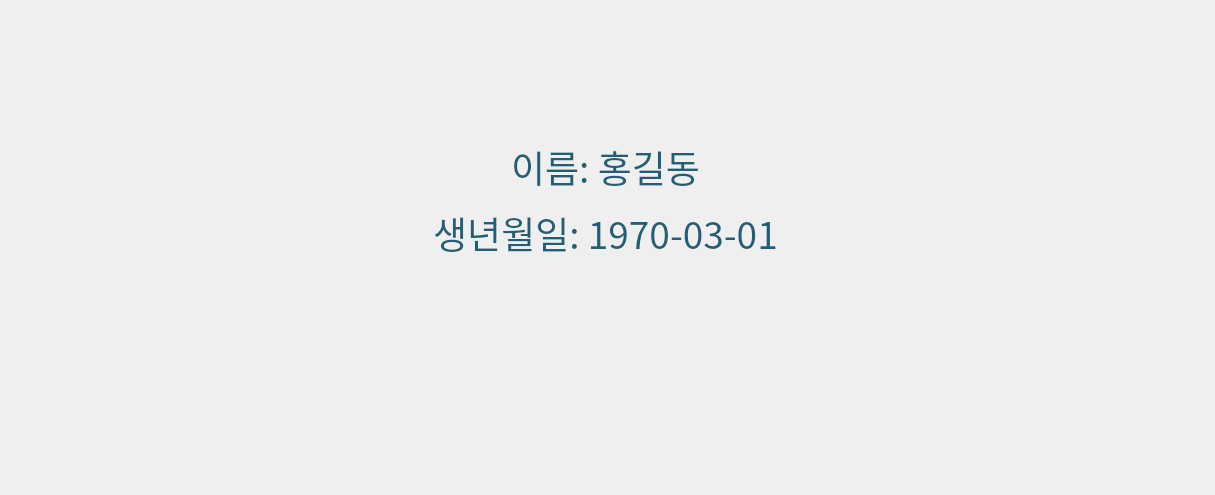
Old version of the form ui/ui_dlg_subject_delete.ui in the repository Altlog214608/dsSmart_KR.
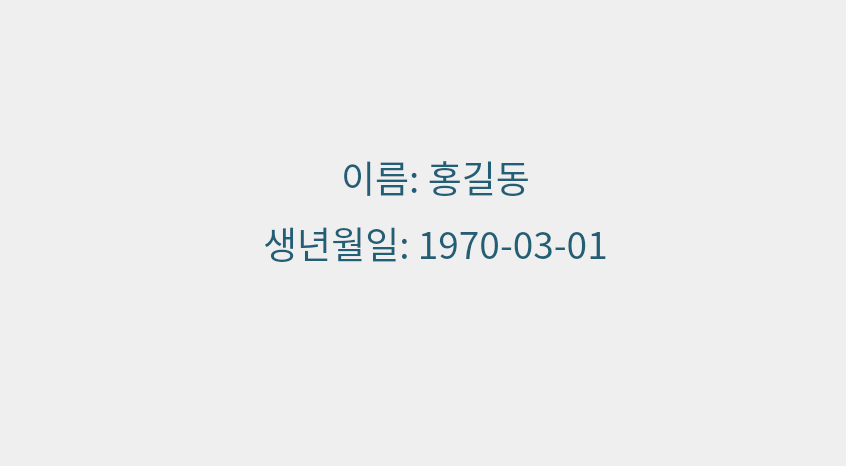
New version of the form. Icons and pictures are not drawn.

```diff
--- a/ui/ui_dlg_subject_delete.ui
+++ b/ui/ui_dlg_subject_delete.ui
@@ -9,8 +9,8 @@
    <rect>
     <x>0</x>
     <y>0</y>
-    <width>1215</width>
-    <height>495</height>
+    <width>846</width>
+    <height>466</height>
    </rect>
   </property>
   <property name="windowTitle">
@@ -21,8 +21,8 @@
     <rect>
      <x>0</x>
      <y>0</y>
-     <width>1215</width>
-     <height>495</height>
+     <width>846</width>
+     <height>466</height>
     </rect>
    </property>
    <property name="font">
@@ -42,10 +42,10 @@
   <widget class="QPushButton" name="pb_close">
    <property name="geometry">
     <rect>
-     <x>680</x>
-     <y>290</y>
-     <width>260</width>
-     <height>130</height>
+     <x>470</x>
+     <y>330</y>
+     <width>320</width>
+     <height>100</height>
     </rect>
    </property>
    <property name="styleSheet">
@@ -66,10 +66,10 @@
   <widget class="QPushButton" name="pb_delete">
    <property name="geometry">
     <rect>
-     <x>280</x>
-     <y>290</y>
-     <width>260</width>
-     <height>130</height>
+     <x>80</x>
+     <y>330</y>
+     <width>320</width>
+     <height>100</height>
     </rect>
    </property>
    <property name="styleSheet">
@@ -90,8 +90,8 @@
   <widget class="QLabel" name="label_info">
    <property name="geometry">
     <rect>
-     <x>360</x>
-     <y>140</y>
+     <x>190</x>
+     <y>150</y>
      <width>491</width>
      <height>121</height>
     </rect>
```
